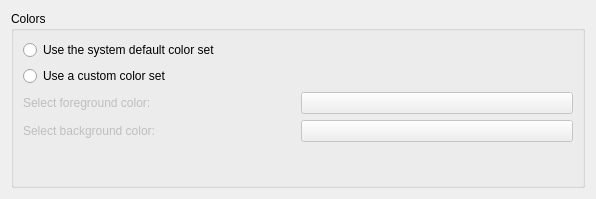
This is src/ui/appearancesettingspage.ui in clementine-player/Clementine as Qt 5 draws it before an edit. The edited form follows.
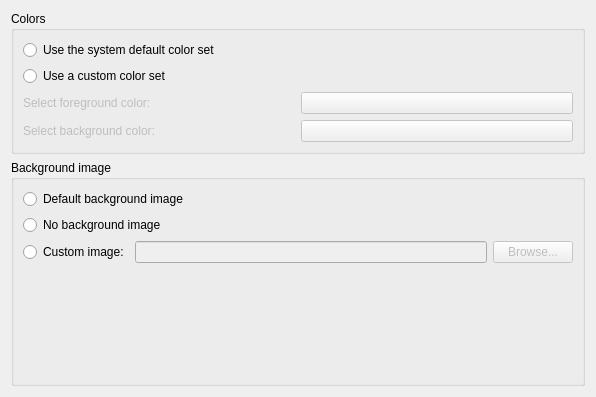
This is the edited form.

Commit message: Add the ability to modify the playlistview's background image. Updates issue 365 It is now possible to also modify background image, instead of just hide the default one

What changed in the file:
```diff
--- a/src/ui/appearancesettingspage.ui
+++ b/src/ui/appearancesettingspage.ui
@@ -7,7 +7,7 @@
     <x>0</x>
     <y>0</y>
     <width>596</width>
-    <height>199</height>
+    <height>397</height>
    </rect>
   </property>
   <property name="windowTitle">
@@ -77,6 +77,65 @@
           </property>
           <property name="text">
            <string/>
+          </property>
+         </widget>
+        </item>
+       </layout>
+      </item>
+     </layout>
+    </widget>
+   </item>
+   <item>
+    <widget class="QGroupBox" name="groupBox_2">
+     <property name="title">
+      <string>Background image</string>
+     </property>
+     <layout class="QVBoxLayout" name="verticalLayout_4">
+      <item>
+       <layout class="QHBoxLayout" name="horizontalLayout_5">
+        <item>
+         <widget class="QRadioButton" name="use_default_background">
+          <property name="text">
+           <string>Default background image</string>
+          </property>
+         </widget>
+        </item>
+       </layout>
+      </item>
+      <item>
+       <layout class="QHBoxLayout" name="horizontalLayout_7">
+        <item>
+         <widget class="QRadioButton" name="use_no_background">
+          <property name="text">
+           <string>No background image</string>
+          </property>
+         </widget>
+        </item>
+       </layout>
+      </item>
+      <item>
+       <layout class="QHBoxLayout" name="horizontalLayout_3">
+        <item>
+         <widget class="QRadioButton" name="use_custom_background_image">
+          <property name="text">
+           <string>Custom image:</string>
+          </property>
+         </widget>
+        </item>
+        <item>
+         <widget class="QLineEdit" name="background_image_filename">
+          <property name="enabled">
+           <bool>false</bool>
+          </property>
+         </widget>
+        </item>
+        <item>
+         <widget class="QPushButton" name="select_background_image_filename_button">
+          <property name="enabled">
+           <bool>false</bool>
+          </property>
+          <property name="text">
+           <string>Browse...</string>
           </property>
          </widget>
         </item>
```
The commit also changes 9 other files.
